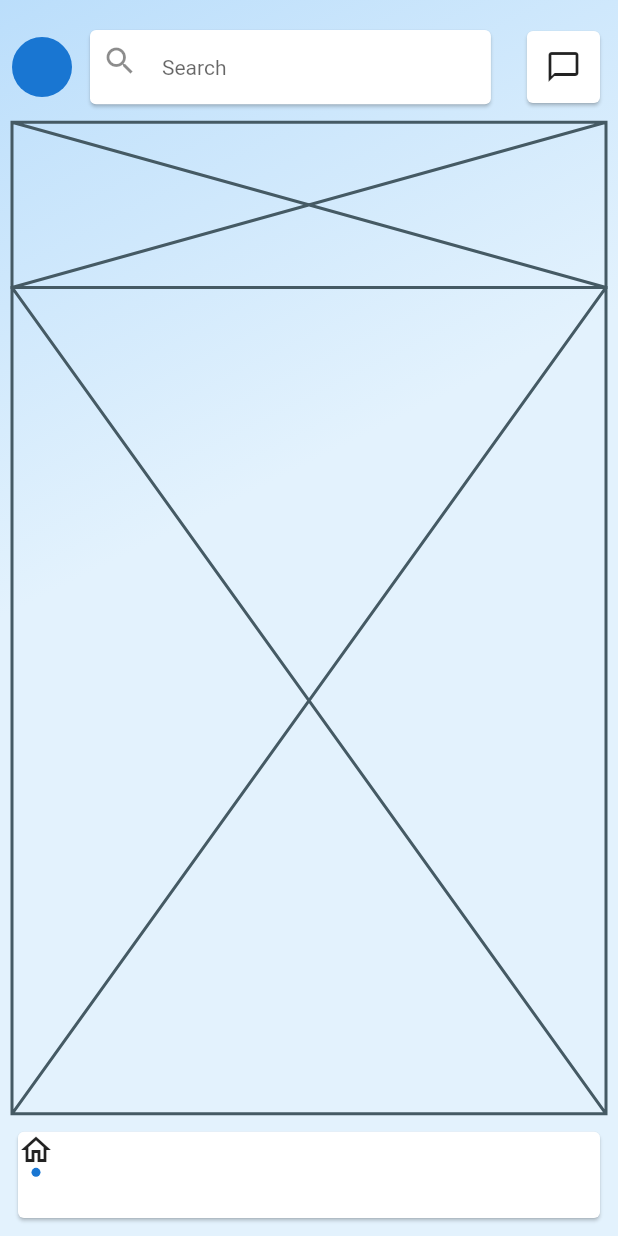
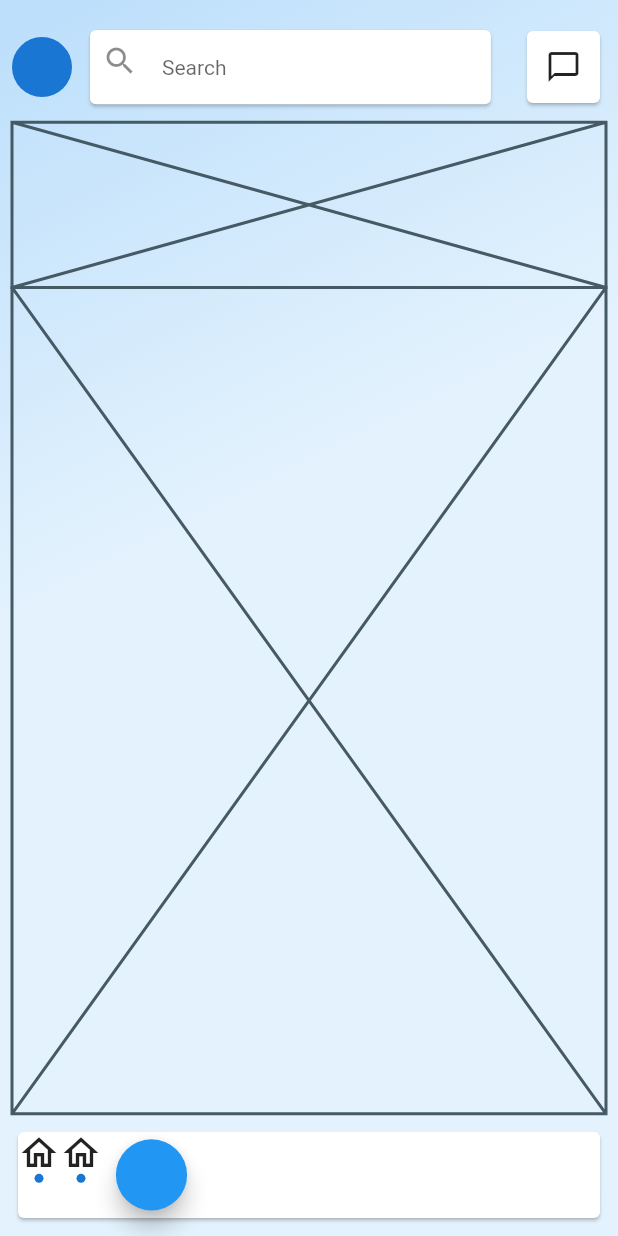
Before and after one commit to JAICHANGPARK/flutter_notebook_8th_story, a Flutter app: the screen it shows after launch, on a phone screen of 412 x 824 dp. Run offline on Flutter 3.47's test engine with Material 2 defaults, Android fonts, the phone set to English and light mode, and no system bars; our stand-ins replace badges, flutter_hooks, google_fonts, hooks_riverpod, state_notifier.

Commit message:
Update linkedin_main_page.dart

```diff
--- a/lib/ep580_linkedin_app/linkedin_main_page.dart
+++ b/lib/ep580_linkedin_app/linkedin_main_page.dart
@@ -79,12 +79,25 @@ class _LinkedinMainPageState extends State<LinkedinMainPage> {
                         children: [
                           Column(
                             children: [
-                              Icon(Icons.home_outlined),
+                              Icon(Icons.home_outlined, size: 28,),
                               CircleAvatar(
                                 radius: 3,
                               )
                             ],
-                          )
+                          ),
+                          Column(
+                            children: [
+                              Icon(Icons.home_outlined, size: 28,),
+                              CircleAvatar(
+                                radius: 3,
+                              )
+                            ],
+                          ),
+                          Padding(
+                            padding: const EdgeInsets.all(5.0),
+                            child: FloatingActionButton(onPressed: (){}),
+                          ),
+
                         ],
                       ),
                     ),
```
